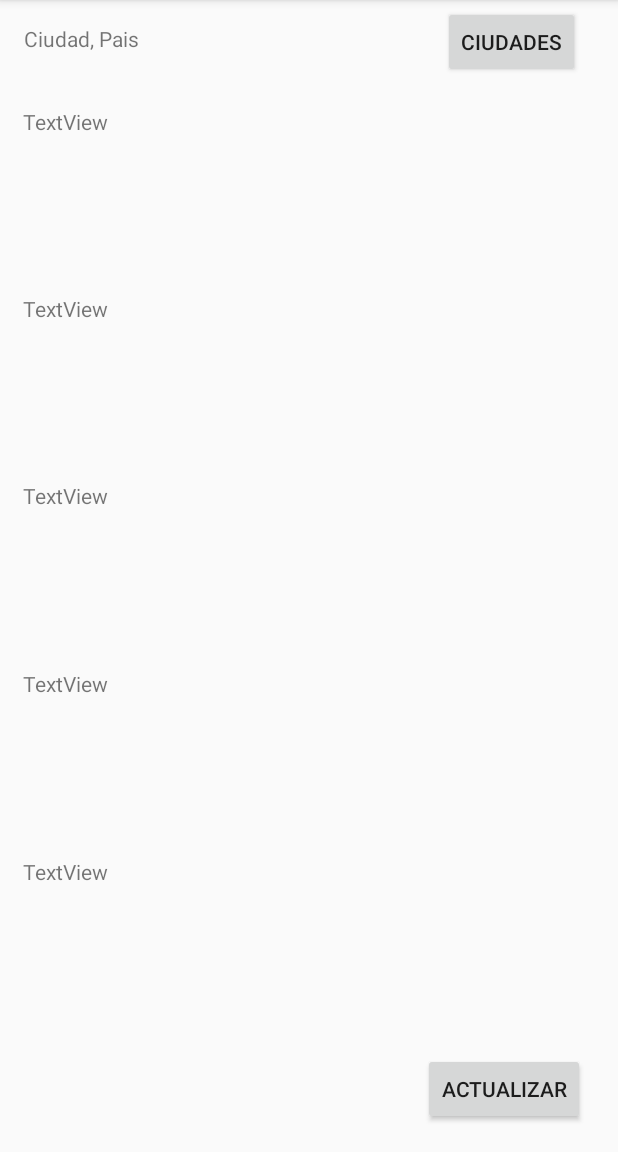
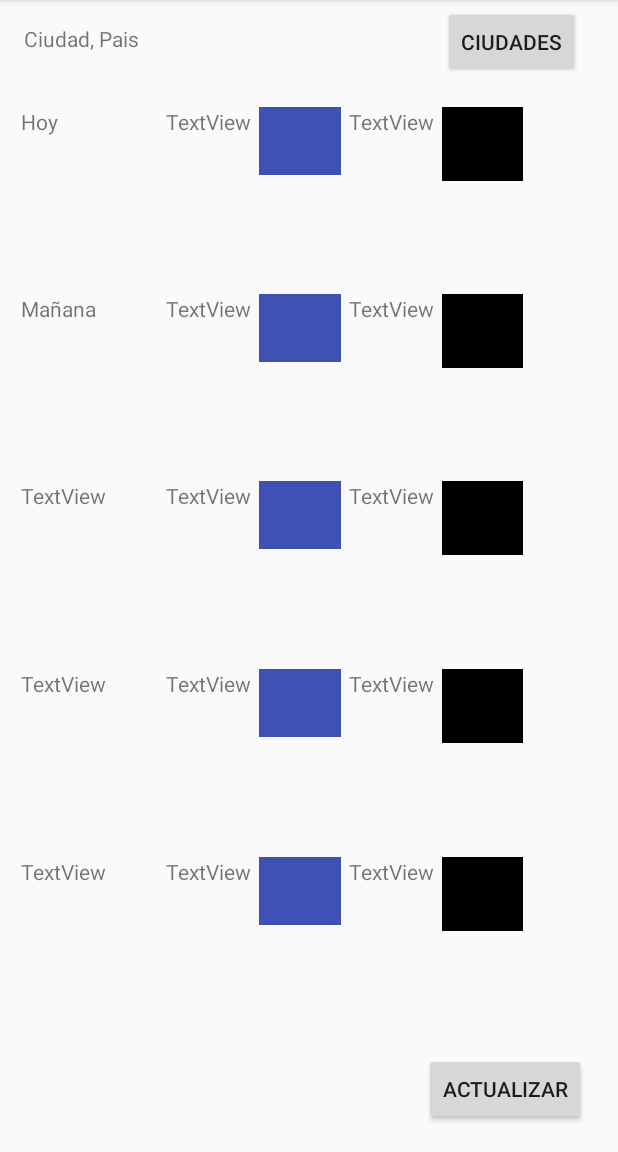
Before and after one commit to 7547-G2/Grupo2TP0, an Android app: the screen it shows after launch (MainActivity), on a phone screen of 412 x 824 dp, the part 84-1236 px from its top. Run offline under Robolectric (Android 15) with nearby library versions, the phone set to English and light mode, and no system bars; our stand-ins replace Volley.

Commit message:
improves on view of main activity

```diff
--- a/app/src/main/res/layout/activity_main.xml
+++ b/app/src/main/res/layout/activity_main.xml
@@ -12,12 +12,13 @@
         android:layout_width="0dp"
         android:layout_height="0dp"
         android:layout_marginBottom="71dp"
-        android:layout_marginEnd="15dp"
-        android:layout_marginStart="15dp"
+        android:layout_marginEnd="14dp"
+        android:layout_marginStart="14dp"
+        android:layout_marginTop="71dp"
         app:layout_constraintBottom_toBottomOf="parent"
         app:layout_constraintEnd_toEndOf="parent"
         app:layout_constraintStart_toStartOf="parent"
-        app:layout_constraintTop_toBottomOf="@+id/button2">
+        app:layout_constraintTop_toTopOf="parent">
 
         <TableRow
             android:layout_width="match_parent"
@@ -28,9 +29,37 @@
                 android:id="@+id/textView4"
                 android:layout_width="wrap_content"
                 android:layout_height="wrap_content"
-                android:text="TextView"
+                android:text="Hoy"
                 tools:layout_editor_absoluteX="16dp"
                 tools:layout_editor_absoluteY="91dp" />
+
+            <TextView
+                android:id="@+id/textView"
+                android:layout_width="wrap_content"
+                android:layout_height="wrap_content"
+                android:paddingLeft="40dp"
+                android:text="TextView" />
+
+            <ImageView
+                android:id="@+id/imageView"
+                android:layout_width="60dp"
+                android:layout_height="45dp"
+                android:paddingLeft="5dp"
+                app:srcCompat="@color/colorPrimary" />
+
+            <TextView
+                android:layout_width="wrap_content"
+                android:layout_height="wrap_content"
+                android:paddingLeft="5dp"
+                android:text="TextView" />
+
+            <ImageView
+                android:id="@+id/imageView2"
+                android:layout_width="59dp"
+                android:layout_height="49dp"
+                android:paddingLeft="5dp"
+                app:srcCompat="@android:color/black" />
+
         </TableRow>
 
         <TableRow
@@ -42,9 +71,38 @@
                 android:id="@+id/textView5"
                 android:layout_width="wrap_content"
                 android:layout_height="wrap_content"
-                android:text="TextView"
+                android:text="Mañana"
                 tools:layout_editor_absoluteX="16dp"
                 tools:layout_editor_absoluteY="91dp" />
+
+            <TextView
+                android:id="@+id/textView2"
+                android:layout_width="wrap_content"
+                android:layout_height="wrap_content"
+                android:paddingLeft="40dp"
+                android:text="TextView" />
+
+            <ImageView
+                android:id="@+id/imageView3"
+                android:layout_width="60dp"
+                android:layout_height="45dp"
+                android:paddingLeft="5dp"
+                app:srcCompat="@color/colorPrimary" />
+
+            <TextView
+                android:id="@+id/textView3"
+                android:layout_width="wrap_content"
+                android:layout_height="wrap_content"
+                android:paddingLeft="5dp"
+                android:text="TextView" />
+
+            <ImageView
+                android:id="@+id/imageView4"
+                android:layout_width="59dp"
+                android:layout_height="49dp"
+                android:paddingLeft="5dp"
+                app:srcCompat="@android:color/black" />
+
         </TableRow>
 
         <TableRow
@@ -59,6 +117,34 @@
                 android:text="TextView"
                 tools:layout_editor_absoluteX="16dp"
                 tools:layout_editor_absoluteY="91dp" />
+
+            <TextView
+                android:id="@+id/textView9"
+                android:layout_width="wrap_content"
+                android:layout_height="wrap_content"
+                android:paddingLeft="40dp"
+                android:text="TextView" />
+
+            <ImageView
+                android:id="@+id/imageView5"
+                android:layout_width="60dp"
+                android:layout_height="45dp"
+                android:paddingLeft="5dp"
+                app:srcCompat="@color/colorPrimary" />
+
+            <TextView
+                android:id="@+id/textView10"
+                android:layout_width="wrap_content"
+                android:layout_height="wrap_content"
+                android:paddingLeft="5dp"
+                android:text="TextView" />
+
+            <ImageView
+                android:id="@+id/imageView6"
+                android:layout_width="59dp"
+                android:layout_height="49dp"
+                android:paddingLeft="5dp"
+                app:srcCompat="@android:color/black" />
         </TableRow>
 
         <TableRow
@@ -73,6 +159,34 @@
                 android:text="TextView"
                 tools:layout_editor_absoluteX="16dp"
                 tools:layout_editor_absoluteY="91dp" />
+
+            <TextView
+                android:id="@+id/textView11"
+                android:layout_width="wrap_content"
+                android:layout_height="wrap_content"
+                android:paddingLeft="40dp"
+                android:text="TextView" />
+
+            <ImageView
+                android:id="@+id/imageView7"
+                android:layout_width="60dp"
+                android:layout_height="45dp"
+                android:paddingLeft="5dp"
+                app:srcCompat="@color/colorPrimary" />
+
+            <TextView
+                android:id="@+id/textView12"
+                android:layout_width="wrap_content"
+                android:layout_height="wrap_content"
+                android:paddingLeft="5dp"
+                android:text="TextView" />
+
+            <ImageView
+                android:id="@+id/imageView8"
+                android:layout_width="59dp"
+                android:layout_height="49dp"
+                android:paddingLeft="5dp"
+                app:srcCompat="@android:color/black" />
         </TableRow>
 
         <TableRow
@@ -87,6 +201,34 @@
                 android:text="TextView"
                 tools:layout_editor_absoluteX="16dp"
                 tools:layout_editor_absoluteY="91dp" />
+
+            <TextView
+                android:id="@+id/textView13"
+                android:layout_width="wrap_content"
+                android:layout_height="wrap_content"
+                android:paddingLeft="40dp"
+                android:text="TextView" />
+
+            <ImageView
+                android:id="@+id/imageView9"
+                android:layout_width="60dp"
+                android:layout_height="45dp"
+                android:paddingLeft="5dp"
+                app:srcCompat="@color/colorPrimary" />
+
+            <TextView
+                android:id="@+id/textView14"
+                android:layout_width="wrap_content"
+                android:layout_height="wrap_content"
+                android:paddingLeft="5dp"
+                android:text="TextView" />
+
+            <ImageView
+                android:id="@+id/imageView10"
+                android:layout_width="59dp"
+                android:layout_height="49dp"
+                android:paddingLeft="5dp"
+                app:srcCompat="@android:color/black" />
         </TableRow>
     </TableLayout>
 
@@ -94,23 +236,21 @@
         android:id="@+id/button"
         android:layout_width="wrap_content"
         android:layout_height="wrap_content"
-        android:layout_marginBottom="18dp"
-        android:layout_marginEnd="22dp"
+        android:layout_marginEnd="7dp"
+        android:layout_marginTop="5dp"
         android:text="Actualizar"
-        app:layout_constraintBottom_toBottomOf="parent"
-        app:layout_constraintEnd_toEndOf="parent"
-        android:layout_marginRight="22dp" />
+        app:layout_constraintEnd_toEndOf="@+id/tableLayout"
+        app:layout_constraintTop_toBottomOf="@+id/tableLayout"
+        android:layout_marginRight="7dp" />
 
     <Button
         android:id="@+id/button2"
         android:layout_width="wrap_content"
         android:layout_height="wrap_content"
-        android:layout_marginBottom="19dp"
         android:layout_marginEnd="25dp"
         android:layout_marginTop="4dp"
         android:onClick="selectCity"
         android:text="Ciudades"
-        app:layout_constraintBottom_toTopOf="@+id/tableLayout"
         app:layout_constraintEnd_toEndOf="parent"
         app:layout_constraintTop_toTopOf="parent"
         android:layout_marginRight="25dp" />
--- a/app/src/main/res/values/colors.xml
+++ b/app/src/main/res/values/colors.xml
@@ -1,6 +1,6 @@
 <?xml version="1.0" encoding="utf-8"?>
 <resources>
-    <color name="colorPrimary">#3F51B5</color>
+    <color name="colorPrimary">#3f51b5</color>
     <color name="colorPrimaryDark">#303F9F</color>
     <color name="colorAccent">#FF4081</color>
 </resources>
```
